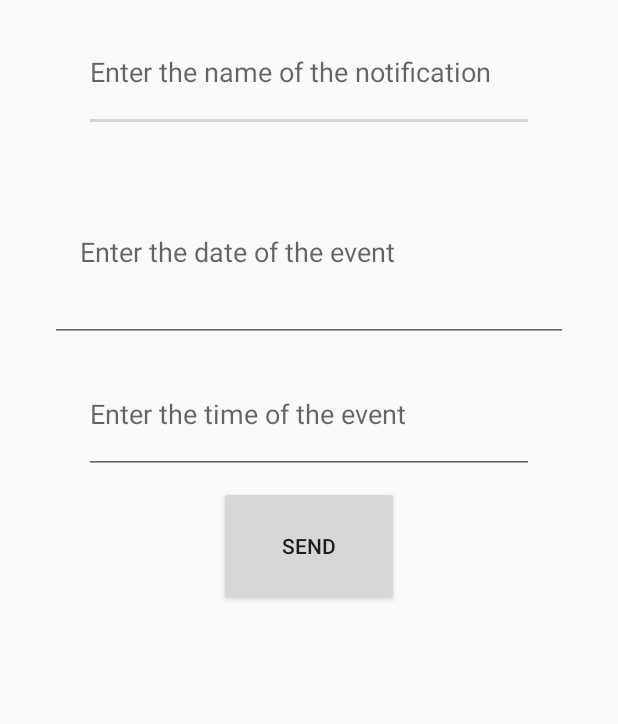
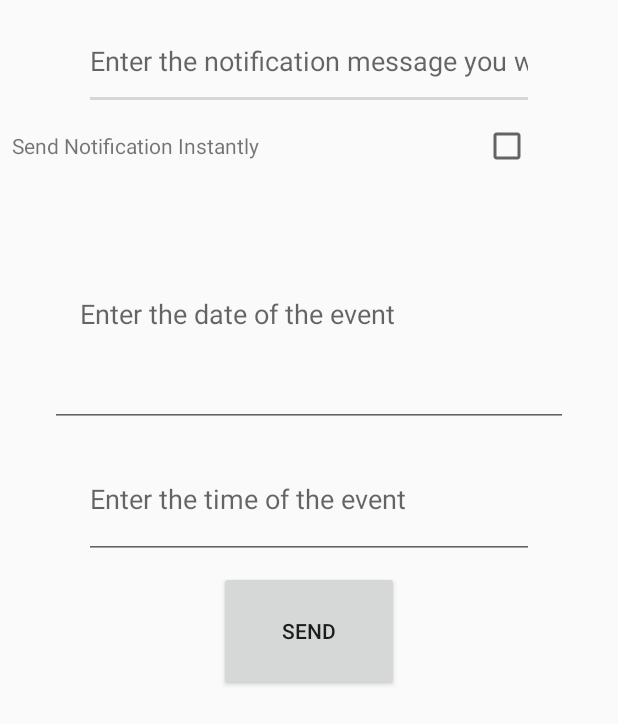
Before and after one commit to njs236/equipapp, an Android app: the layout fragment_notis.xml on its own in the app's theme, with its tools: preview values and no code run, on a phone screen of 412 x 824 dp. Shown: the top 724 px of the screen. Run offline under Robolectric (Android 15) with nearby library versions, the phone set to English and light mode, and no system bars; network calls fail.

Commit message:
Finishing up android app

```diff
--- a/android/app/src/main/res/layout/fragment_notis.xml
+++ b/android/app/src/main/res/layout/fragment_notis.xml
@@ -16,7 +16,7 @@
         <EditText
                 android:id="@+id/notiDescription"
                 android:layout_width="300dp"
-                android:layout_height="80dp"
+                android:layout_height="65dp"
                 android:layout_gravity="center_horizontal"
                 android:layout_marginStart="8dp"
                 android:layout_marginTop="8dp"
@@ -28,16 +28,15 @@
                 android:inputType="textPersonName"
                 app:layout_constraintEnd_toEndOf="parent"
                 app:layout_constraintStart_toStartOf="parent"
-                app:layout_constraintTop_toTopOf="parent" />
+                app:layout_constraintTop_toTopOf="parent"/>
 
         <EditText
                 android:id="@+id/notiDate"
                 android:layout_width="345dp"
-                android:layout_height="120dp"
+                android:layout_height="151dp"
                 android:layout_gravity="center_horizontal"
                 android:layout_margin="20dp"
                 android:layout_marginStart="10dp"
-                android:layout_marginTop="8dp"
                 android:layout_marginEnd="7dp"
                 android:layout_weight="0.5"
                 android:ems="10"
@@ -46,7 +45,7 @@
                 android:padding="20dp"
                 app:layout_constraintEnd_toEndOf="parent"
                 app:layout_constraintStart_toStartOf="parent"
-                app:layout_constraintTop_toBottomOf="@+id/notiDescription" android:inputType="date"/>
+                app:layout_constraintTop_toBottomOf="@+id/linearLayout" android:inputType="date"/>
 
         <EditText
                 android:id="@+id/notiTime"
@@ -70,13 +69,30 @@
                 android:layout_height="80dp"
                 android:layout_gravity="center_horizontal"
                 android:layout_marginStart="8dp"
-                android:layout_marginTop="8dp"
                 android:layout_marginEnd="8dp"
                 android:layout_weight="0.5"
                 android:text="@string/question_send"
                 app:layout_constraintEnd_toEndOf="parent"
                 app:layout_constraintStart_toStartOf="parent"
-                app:layout_constraintTop_toBottomOf="@+id/notiTime" />
+                android:layout_marginTop="8dp" app:layout_constraintTop_toBottomOf="@+id/notiTime"/>
+        <LinearLayout
+                android:orientation="horizontal"
+                android:layout_width="match_parent"
+                android:layout_height="wrap_content"
+                android:weightSum="4" android:layout_marginTop="8dp"
+                app:layout_constraintTop_toBottomOf="@+id/notiDescription" android:id="@+id/linearLayout"
+                app:layout_constraintEnd_toEndOf="parent" android:layout_marginEnd="8dp"
+                app:layout_constraintStart_toStartOf="parent" android:layout_marginStart="8dp">
+            <TextView
+                    android:text="Send Notification Instantly"
+                    android:layout_width="wrap_content"
+                    android:layout_height="wrap_content" tools:layout_editor_absoluteY="88dp"
+                    tools:layout_editor_absoluteX="42dp" android:id="@+id/noti_tvInstant" android:layout_weight="3"/>
+            <CheckBox
+                    android:enabled="true"
+                    android:layout_width="wrap_content"
+                    android:layout_height="wrap_content" android:id="@+id/noti_checkInstant" android:layout_weight="1"/>
+        </LinearLayout>
 
     </android.support.constraint.ConstraintLayout>
 
--- a/android/app/src/main/res/values/strings.xml
+++ b/android/app/src/main/res/values/strings.xml
@@ -3,10 +3,10 @@
     <string name="title_map">Map</string>
     <string name="title_details">Details</string>
     <string name="title_talks">Talks</string>
-    <string name="title_question">Post Question</string>
+    <string name="title_question">Question</string>
     <string name="title_home">Home</string>
     <string name="title_dashboard">Dashboard</string>
-    <string name="title_notifications">Notifications</string>
+    <string name="title_notifications">Send Notification</string>
 
     <!-- TODO: Remove or change this placeholder text -->
     <string name="hello_blank_fragment">Hello blank fragment</string>
@@ -17,7 +17,7 @@
     <string name="question_send">Send</string>
     <string name="title_questions">Questions</string>
     <string name="title_send_notification">Send Notification</string>
-    <string name="hint_noti_name">Enter the name of the notification</string>
+    <string name="hint_noti_name">Enter the notification message you want to send</string>
     <string name="hint_noti_time">Enter the time of the event</string>
     <string name="hint_noti_date">Enter the date of the event</string>
     <string name="title_more">More</string>
```
Also changed, not shown: android/app/src/main/java/com/nathan/equipapp/assets/Notification.kt (+19 -0 lines), android/app/src/main/java/com/nathan/equipapp/services/NotificationService.kt (+164 -12 lines), android/app/src/main/java/com/nathan/equipapp/ui/MainActivity.kt (+19 -2 lines), android/app/src/main/java/com/nathan/equipapp/ui/NotificationFragment.kt (+56 -15 lines), android/app/src/main/res/drawable/ic_audiotrack_black_24dp.xml (added, +9 -0 lines), android/app/src/main/res/drawable/ic_details_black_24dp.xml (added, +9 -0 lines), android/app/src/main/res/drawable/ic_map_black_24dp.xml (added, +9 -0 lines), android/app/src/main/res/drawable/ic_message_black_24dp.xml (added, +9 -0 lines), android/app/src/main/res/layout/activity_main.xml (+12 -2 lines), android/app/src/main/res/menu/dev.xml (added, +24 -0 lines), android/app/src/main/res/menu/navigation.xml (+4 -4 lines).
